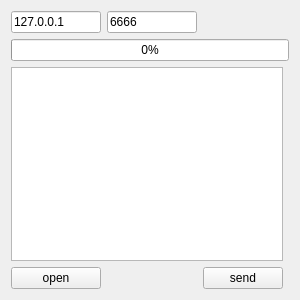
The window that Client/client.ui (shengyu7697/QtFileTransfer) describes before a commit, drawn with Qt 5.
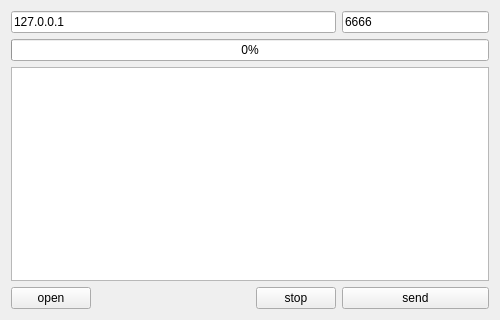
The same window after the commit.

Commit message: Add stop button

The edit to the form file:
```diff
--- a/Client/client.ui
+++ b/Client/client.ui
@@ -6,15 +6,60 @@
    <rect>
     <x>0</x>
     <y>0</y>
-    <width>300</width>
-    <height>300</height>
+    <width>500</width>
+    <height>320</height>
    </rect>
   </property>
   <property name="windowTitle">
    <string>Client</string>
   </property>
   <layout class="QGridLayout" name="gridLayout">
-   <item row="2" column="2">
+   <item row="3" column="0" colspan="5">
+    <widget class="QTextBrowser" name="textBrowser"/>
+   </item>
+   <item row="1" column="4">
+    <widget class="QLineEdit" name="portLineEdit">
+     <property name="text">
+      <string>6666</string>
+     </property>
+    </widget>
+   </item>
+   <item row="1" column="0" colspan="4">
+    <widget class="QLineEdit" name="hostLineEdit">
+     <property name="text">
+      <string>127.0.0.1</string>
+     </property>
+    </widget>
+   </item>
+   <item row="4" column="0">
+    <widget class="QPushButton" name="openButton">
+     <property name="text">
+      <string>open</string>
+     </property>
+    </widget>
+   </item>
+   <item row="2" column="0" colspan="5">
+    <widget class="QProgressBar" name="clientProgressBar">
+     <property name="value">
+      <number>0</number>
+     </property>
+    </widget>
+   </item>
+   <item row="4" column="4">
+    <widget class="QPushButton" name="sendButton">
+     <property name="text">
+      <string>send</string>
+     </property>
+    </widget>
+   </item>
+   <item row="4" column="3">
+    <widget class="QPushButton" name="stopButton">
+     <property name="text">
+      <string>stop</string>
+     </property>
+    </widget>
+   </item>
+   <item row="4" column="1">
     <spacer name="horizontalSpacer">
      <property name="orientation">
       <enum>Qt::Horizontal</enum>
@@ -27,44 +72,6 @@
      </property>
     </spacer>
    </item>
-   <item row="2" column="0">
-    <widget class="QLineEdit" name="hostLineEdit">
-     <property name="text">
-      <string>127.0.0.1</string>
-     </property>
-    </widget>
-   </item>
-   <item row="3" column="0" colspan="4">
-    <widget class="QProgressBar" name="clientProgressBar">
-     <property name="value">
-      <number>0</number>
-     </property>
-    </widget>
-   </item>
-   <item row="2" column="1">
-    <widget class="QLineEdit" name="portLineEdit">
-     <property name="text">
-      <string>6666</string>
-     </property>
-    </widget>
-   </item>
-   <item row="5" column="2">
-    <widget class="QPushButton" name="sendButton">
-     <property name="text">
-      <string>send</string>
-     </property>
-    </widget>
-   </item>
-   <item row="5" column="0">
-    <widget class="QPushButton" name="openButton">
-     <property name="text">
-      <string>open</string>
-     </property>
-    </widget>
-   </item>
-   <item row="4" column="0" colspan="3">
-    <widget class="QTextBrowser" name="textBrowser"/>
-   </item>
   </layout>
  </widget>
  <layoutdefault spacing="6" margin="11"/>
```
The commit also changes 5 other files.
